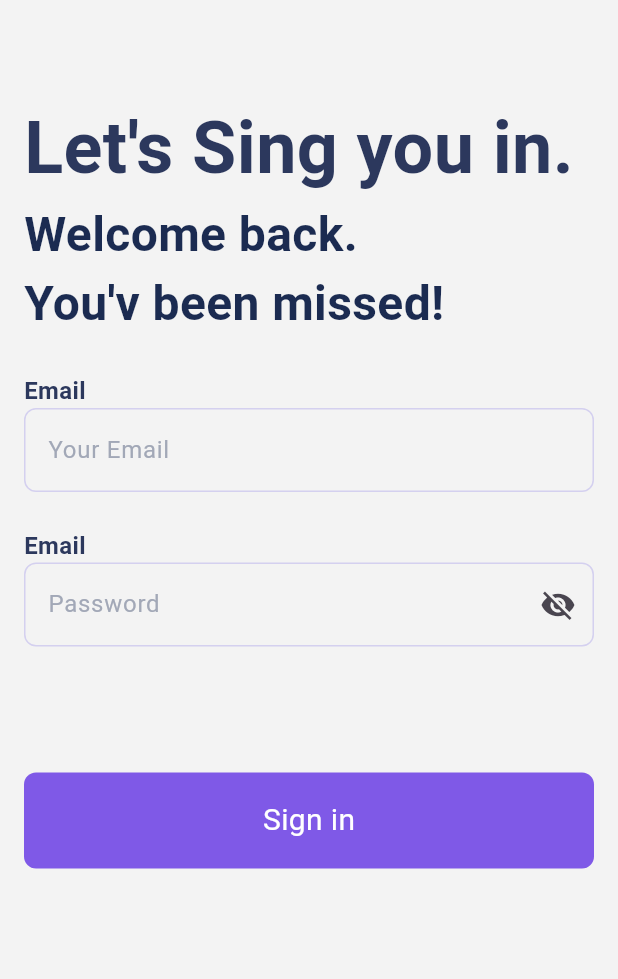
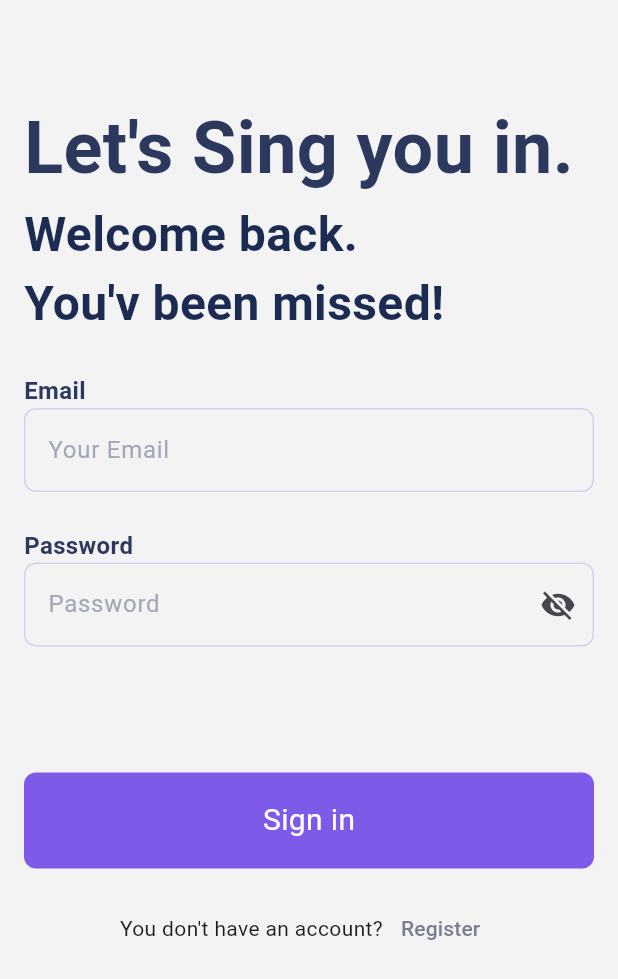
Before and after one commit to Mohamed-Husien/Atw_task, a Flutter app: the screen it shows after launch, on a phone screen of 412 x 824 dp. Shown: the top 979 px of the screen. Run offline on Flutter 3.47's test engine with Material 3 defaults, Android fonts, the phone set to English and light mode, and no system bars; our stand-ins replace firebase_core; accounts and stored records are empty.

Commit message:
add custom text button and simple refactor

```diff
--- /dev/null
+++ b/lib/Features/singin/widgets/custom_field_label.dart
@@ -0,0 +1,17 @@
+import 'package:flutter/material.dart';
+
+class CustomFieldLabel extends StatelessWidget {
+  const CustomFieldLabel({super.key, required this.text});
+  final String text;
+  @override
+  Widget build(BuildContext context) {
+    return Text(
+      text,
+      style: const TextStyle(
+        color: Color(0xff2C385D),
+        fontSize: 16,
+        fontWeight: FontWeight.bold,
+      ),
+    );
+  }
+}
--- a/lib/Features/singin/widgets/cutom_text_buttom.dart
+++ b/lib/Features/singin/widgets/cutom_text_buttom.dart
@@ -15,9 +15,9 @@ class CustomTextButton extends StatelessWidget {
   Widget build(BuildContext context) {
     return TextButton(
         onPressed: onPressed,
-        child: const Text(
-          "Register",
-          style: TextStyle(
+        child: Text(
+          text,
+          style: const TextStyle(
             color: Color(0xff7A7C91),
           ),
         ));
--- a/lib/Features/singin/widgets/text_form_field_and_button_part.dart
+++ b/lib/Features/singin/widgets/text_form_field_and_button_part.dart
@@ -1,7 +1,9 @@
 import 'package:atw_task1_app/Features/singin/helpers/validate_email.dart';
 import 'package:atw_task1_app/Features/singin/helpers/validate_password.dart';
+import 'package:atw_task1_app/Features/singin/widgets/custom_field_label.dart';
 import 'package:atw_task1_app/Features/singin/widgets/custom_sign_in_button.dart';
 import 'package:atw_task1_app/Features/singin/widgets/custom_text_form_field.dart';
+import 'package:atw_task1_app/Features/singin/widgets/cutom_text_buttom.dart';
 import 'package:flutter/material.dart';
 
 class SingInPart extends StatefulWidget {
@@ -26,7 +28,6 @@ class _SingInPartState extends State<SingInPart> {
         key: formKey,
         child: Column(
           crossAxisAlignment: CrossAxisAlignment.start,
-          mainAxisSize: MainAxisSize.min,
           children: [
             const CustomFieldLabel(
               text: 'Email',
@@ -41,7 +42,7 @@ class _SingInPartState extends State<SingInPart> {
             const SizedBox(height: 24),
             //---------------------------------------------
             const CustomFieldLabel(
-              text: 'Email',
+              text: 'Password',
             ),
             CustomTextFormField(
               onChanged: (value) {
@@ -65,17 +66,20 @@ class _SingInPartState extends State<SingInPart> {
               },
             ),
             //-------------------------------------------------
-            const SizedBox(height: 24),
-            // const Row(
-            //   mainAxisAlignment: MainAxisAlignment.center,
-            //   children: [
-
-            //     CustomTextButton(text: "Sign Up"),
-            //     SizedBox(
-            //       height: 8,
-            //     )
-            //   ],
-            // ),
+            const SizedBox(height: 16),
+            Row(
+              mainAxisAlignment: MainAxisAlignment.center,
+              children: [
+                const Text("You don't have an account?"),
+                CustomTextButton(
+                  onPressed: () {},
+                  text: "Register",
+                ),
+                const SizedBox(
+                  height: 8,
+                )
+              ],
+            ),
           ],
         ),
       ),
@@ -98,19 +102,3 @@ class _SingInPartState extends State<SingInPart> {
     );
   }
 }
-
-class CustomFieldLabel extends StatelessWidget {
-  const CustomFieldLabel({super.key, required this.text});
-  final String text;
-  @override
-  Widget build(BuildContext context) {
-    return Text(
-      text,
-      style: const TextStyle(
-        color: Color(0xff2C385D),
-        fontSize: 16,
-        fontWeight: FontWeight.bold,
-      ),
-    );
-  }
-}
--- a/lib/main.dart
+++ b/lib/main.dart
@@ -1,4 +1,4 @@
-import 'package:atw_task1_app/Features/singin/sing_in_view.dart';
+import 'package:atw_task1_app/Features/singin/view/sing_in_view.dart';
 import 'package:atw_task1_app/firebase_options.dart';
 import 'package:firebase_core/firebase_core.dart';
 import 'package:flutter/material.dart';
```
Also changed, not shown: lib/Features/singin/view/sing_in_view.dart (renamed from lib/Features/singin/sing_in_view.dart).
